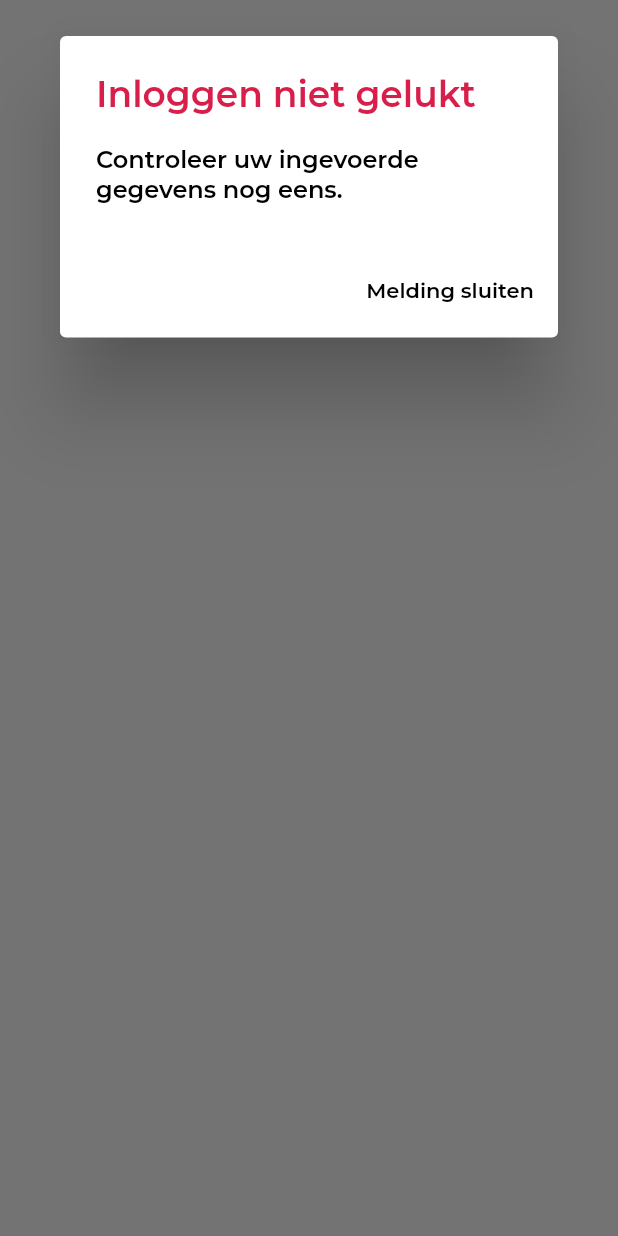
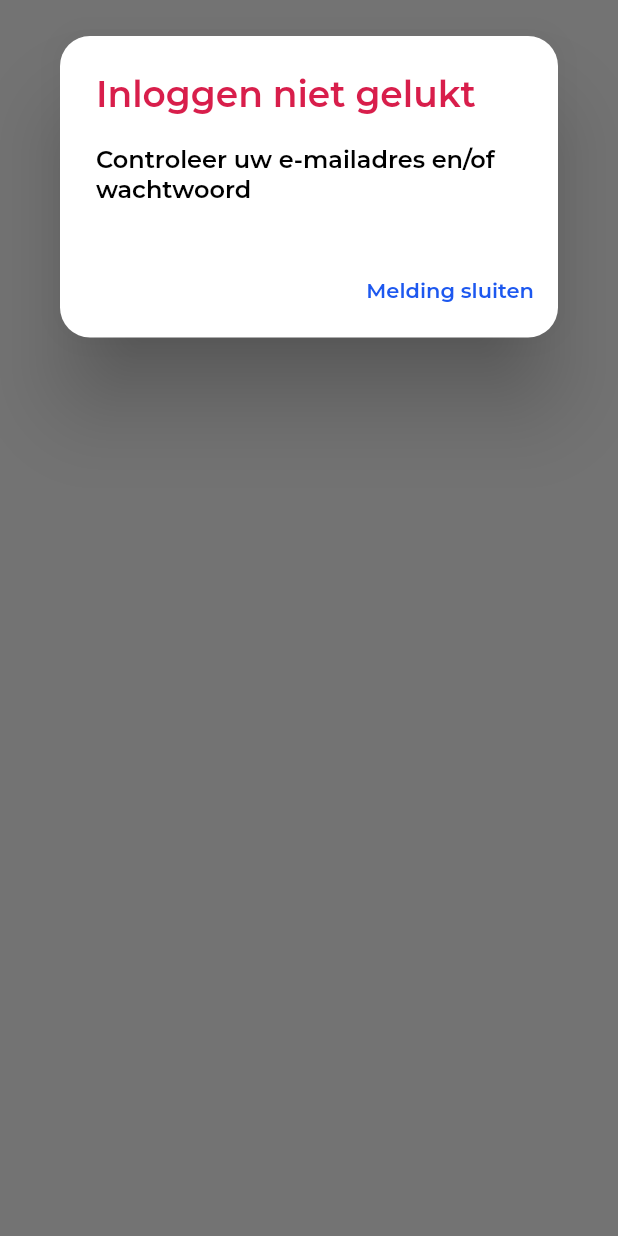
Before and after one commit to DwarfNinja/loopsnelheid-app, a Flutter app: what alertDialog() shows on an empty page, opened directly, on a phone screen of 412 x 824 dp. Run offline on Flutter 3.47's test engine with Material 2 defaults, Android fonts, the phone set to English and light mode, and no system bars; our stand-ins replace device_info_plus, device_preview, fl_chart, flutter_dotenv, flutter_switch, geolocator and 4 more; missing offline and left inert: flutter_background_service, flutter_background_service_android, pdfx; accounts and stored records are empty; network calls fail.

Commit message:
Feat: add more cohesive styling to login AlertDialog

```diff
--- a/lib/views/register/login.dart
+++ b/lib/views/register/login.dart
@@ -107,13 +107,16 @@ class _LoginState extends State<Login> {
 
 void alertDialog(BuildContext context) {
   var alert = AlertDialog(
+      shape: RoundedRectangleBorder(
+        borderRadius: BorderRadius.circular(20),
+      ),
       title: Text(
           "Inloggen niet gelukt",
           style: app_theme.textTheme.headline5!
               .copyWith(color: app_theme.red)
       ),
       content: Text(
-          'Controleer uw ingevoerde gegevens nog eens.',
+          'Controleer uw e-mailadres en/of wachtwoord',
           style: app_theme.textTheme.bodyText2!
               .copyWith(color: app_theme.black)
       ),
@@ -128,7 +131,7 @@ void alertDialog(BuildContext context) {
             child: Text(
                 'Melding sluiten',
                 style: app_theme.textTheme.bodyText2!
-                    .copyWith(color: app_theme.black, fontSize: 14))
+                    .copyWith(color: app_theme.blue, fontSize: 14))
         ),
       ]
   );
```
